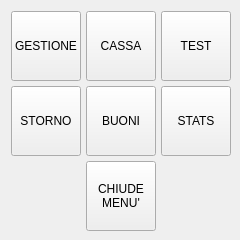
Qt form src/operazionidlg.ui (mtonin/gestcassa) before a commit.
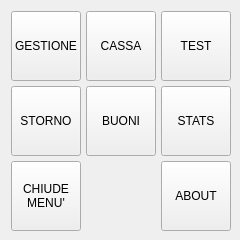
The same form after that commit. Icons and pictures are not drawn.

Commit message: - modificato menu funzioni - aggiunto dialog About

Patch:
```diff
--- a/src/operazionidlg.ui
+++ b/src/operazionidlg.ui
@@ -263,7 +263,7 @@
      </property>
     </widget>
    </item>
-   <item row="5" column="1">
+   <item row="5" column="0">
     <widget class="QToolButton" name="chiudeBtn">
      <property name="sizePolicy">
       <sizepolicy hsizetype="MinimumExpanding" vsizetype="Expanding">
@@ -305,6 +305,47 @@
      </property>
     </widget>
    </item>
+   <item row="5" column="2">
+    <widget class="QToolButton" name="aboutBtn">
+     <property name="sizePolicy">
+      <sizepolicy hsizetype="MinimumExpanding" vsizetype="Expanding">
+       <horstretch>0</horstretch>
+       <verstretch>0</verstretch>
+      </sizepolicy>
+     </property>
+     <property name="minimumSize">
+      <size>
+       <width>70</width>
+       <height>70</height>
+      </size>
+     </property>
+     <property name="maximumSize">
+      <size>
+       <width>100</width>
+       <height>70</height>
+      </size>
+     </property>
+     <property name="text">
+      <string>ABOUT</string>
+     </property>
+     <property name="icon">
+      <iconset resource="risorse.qrc">
+       <normaloff>:/GestCassa/help</normaloff>:/GestCassa/help</iconset>
+     </property>
+     <property name="iconSize">
+      <size>
+       <width>48</width>
+       <height>48</height>
+      </size>
+     </property>
+     <property name="autoExclusive">
+      <bool>false</bool>
+     </property>
+     <property name="toolButtonStyle">
+      <enum>Qt::ToolButtonTextUnderIcon</enum>
+     </property>
+    </widget>
+   </item>
   </layout>
  </widget>
  <resources>
```
The commit also changes 9 other files.
